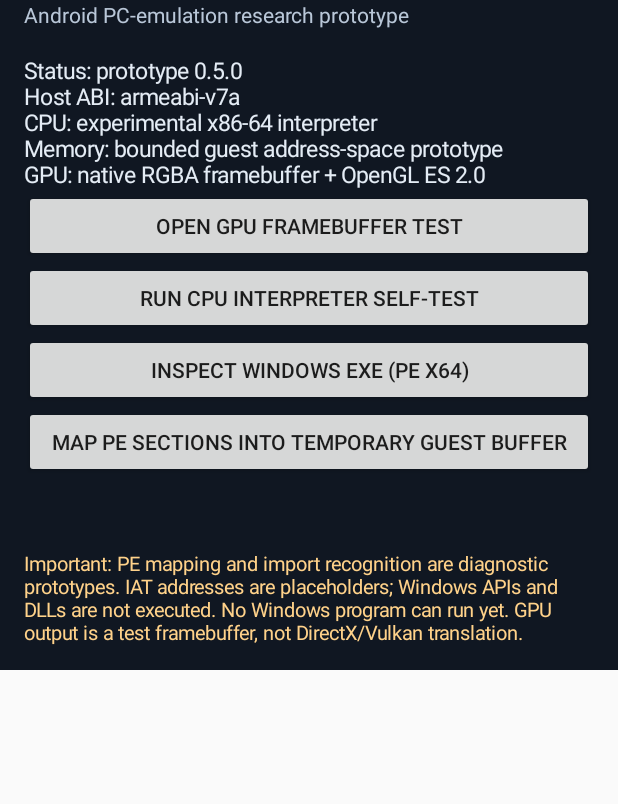
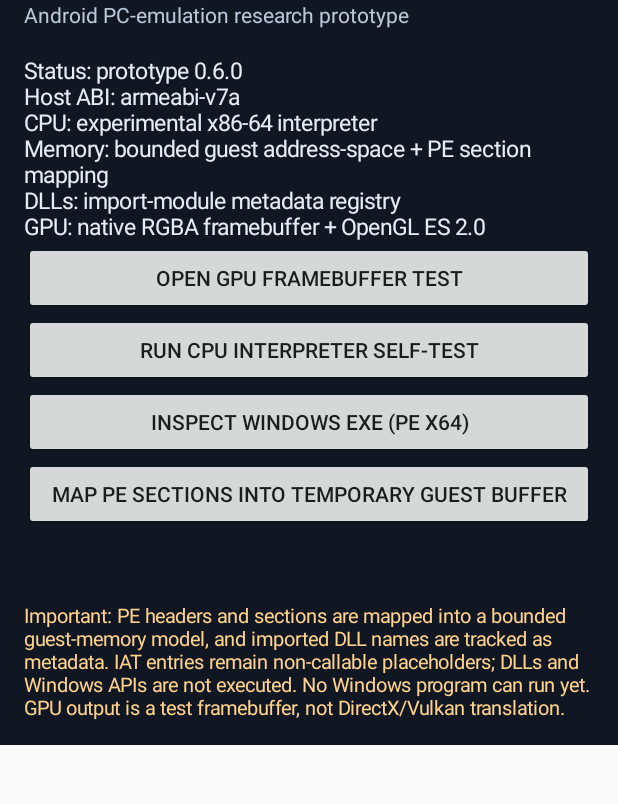
Before and after one commit to suksesjt12-source/AsterPc, an Android app: the screen it shows after launch (MainActivity), on a phone screen of 412 x 824 dp, the part 85-889 px from its top. Run offline under Robolectric (Android 15) with nearby library versions, the phone set to English and light mode, and no system bars; 1 statement that could not run was skipped.

Commit message:
Update AsterPC 0.6.0 guest loader status

```diff
--- a/app/src/main/java/com/asterpc/MainActivity.java
+++ b/app/src/main/java/com/asterpc/MainActivity.java
@@ -51,8 +51,8 @@ public class MainActivity extends Activity {
         root.addView(subtitle);
 
         TextView status = new TextView(this);
-        status.setText("\nStatus: prototype 0.5.0\nHost ABI: " + android.os.Build.SUPPORTED_ABIS[0]
-                + "\nCPU: experimental x86-64 interpreter\nMemory: bounded guest address-space prototype\nGPU: native RGBA framebuffer + OpenGL ES 2.0");
+        status.setText("\nStatus: prototype 0.6.0\nHost ABI: " + android.os.Build.SUPPORTED_ABIS[0]
+                + "\nCPU: experimental x86-64 interpreter\nMemory: bounded guest address-space + PE section mapping\nDLLs: import-module metadata registry\nGPU: native RGBA framebuffer + OpenGL ES 2.0");
         status.setTextColor(0xFFE4ECF5);
         status.setTextSize(15);
         root.addView(status);
@@ -84,7 +84,7 @@ public class MainActivity extends Activity {
         root.addView(output);
 
         TextView warning = new TextView(this);
-        warning.setText("\nImportant: PE mapping and import recognition are diagnostic prototypes. IAT addresses are placeholders; Windows APIs and DLLs are not executed. No Windows program can run yet. GPU output is a test framebuffer, not DirectX/Vulkan translation.");
+        warning.setText("\nImportant: PE headers and sections are mapped into a bounded guest-memory model, and imported DLL names are tracked as metadata. IAT entries remain non-callable placeholders; DLLs and Windows APIs are not executed. No Windows program can run yet. GPU output is a test framebuffer, not DirectX/Vulkan translation.");
         warning.setTextColor(0xFFFFD28A);
         warning.setTextSize(13);
         root.addView(warning);
```
